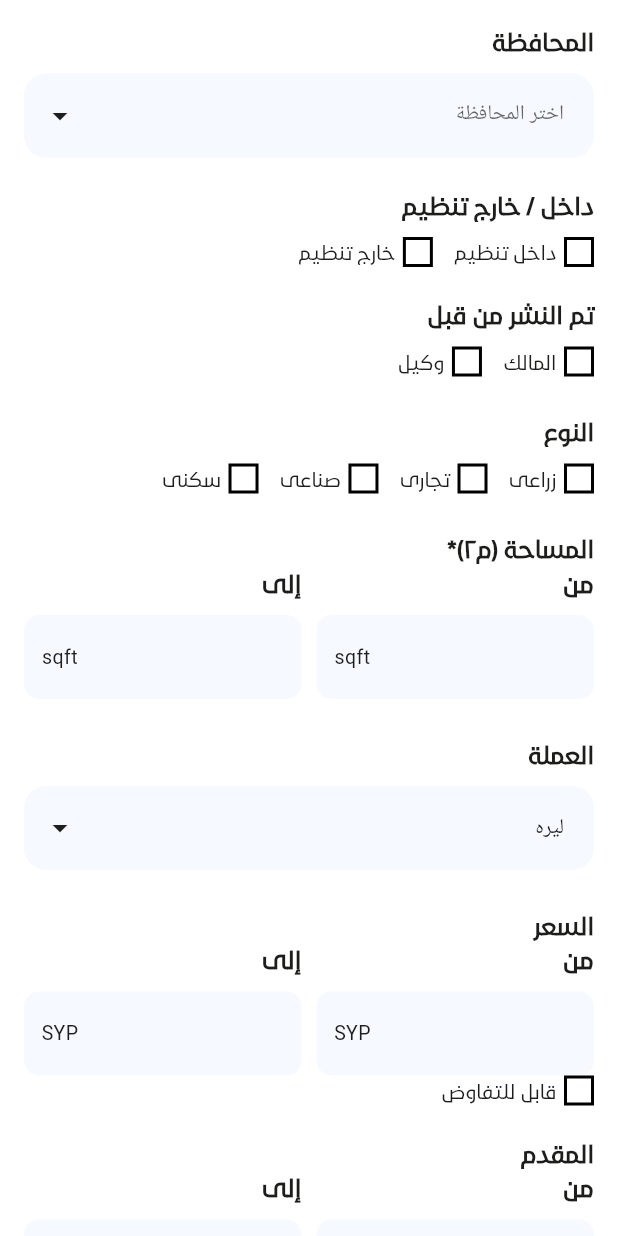
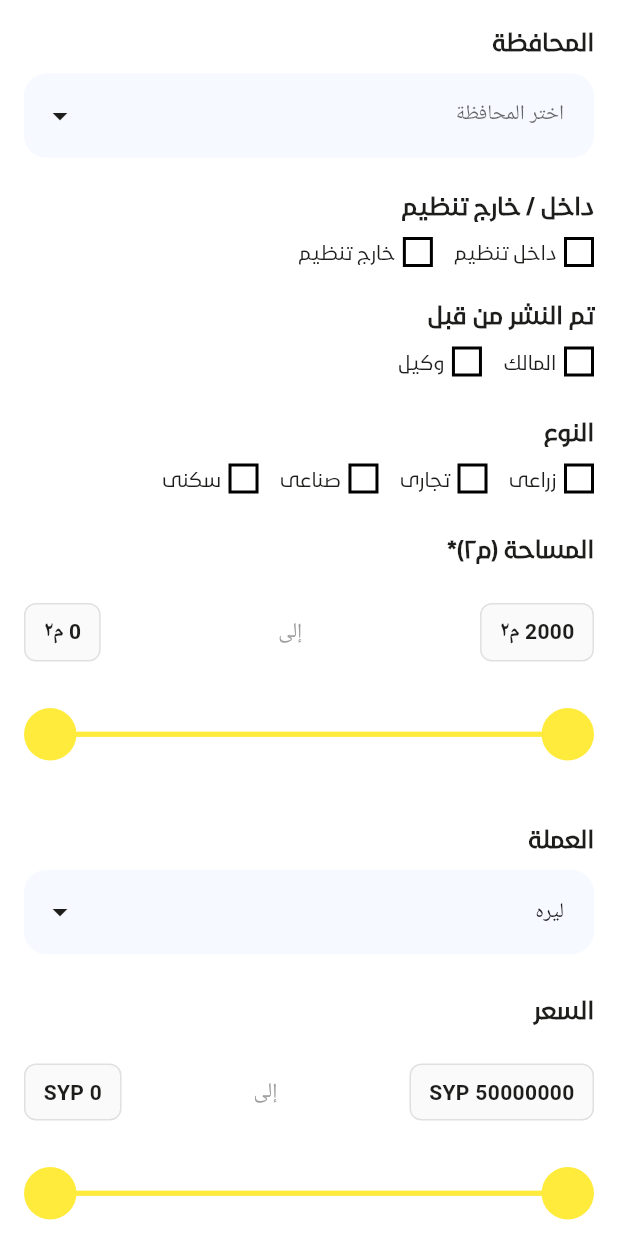
Before and after one commit to Muhamed-Hashesh/albazer-new-main, a Flutter app: the BuildingsAndLandsFiltersForm widget shown alone on an empty page, opened directly, on a phone screen of 412 x 824 dp. Run offline on Flutter 3.47's test engine with Material 3 defaults, Android fonts, the phone set to English and light mode, and no system bars; drawn by our look-alikes of flutter_xlider; our stand-ins replace animated_bottom_navigation_bar, bloc, cached_network_image, carousel_slider, connectivity_plus, dartz and 25 more; missing offline and left inert: day_night_themed_switch; accounts and stored records are empty; network calls fail; project files that could hold a hidden picture were left out.

Commit message:
Update properties filter form to integrate area and price sliders with initialization from filters, enhancing user experience by adjusting maximum values and steps based on currency selection. Implement helper methods for value display and streamline UI components.

```diff
--- a/lib/Features/category/presentation/view/widget/filters/buildings_and_lands_filters_form.dart
+++ b/lib/Features/category/presentation/view/widget/filters/buildings_and_lands_filters_form.dart
@@ -1,10 +1,10 @@
 import 'package:albazar_app/Features/ads/presentation/widgets/check_boxes_section.dart';
 import 'package:albazar_app/Features/ads/presentation/widgets/chip_section.dart';
 import 'package:albazar_app/Features/ads/presentation/widgets/custom_check_box.dart';
-import 'package:albazar_app/Features/ads/presentation/widgets/number_field.dart';
 import 'package:albazar_app/core/utils/constants.dart';
 import 'package:albazar_app/core/widgets/custom_drob_down.dart';
 import 'package:flutter/material.dart';
+import 'package:flutter_xlider/flutter_xlider.dart';
 
 class BuildingsAndLandsFiltersForm extends StatefulWidget {
   final Map<String, dynamic>? filters;
@@ -32,6 +32,14 @@ class BuildingsAndLandsFiltersFormState
       _publishedVia = '',
       _selectedLocation = '';
   bool isChecked = false;
+
+  // Area slider variables
+  double _lowerAreaValue = 0;
+  double _upperAreaValue = 2000; // 2000 sqm max area for lands
+
+  // Price slider variables
+  double _lowerPriceValue = 0;
+  double _upperPriceValue = 50000000; // 50 million max price for lands
 
   final List<String> landTypes = [
     "زراعى",
@@ -88,6 +96,27 @@ class BuildingsAndLandsFiltersFormState
     _priceToController.text = widget.filters?["price[lte]"]?.toString() ?? '';
     _cityController.text = widget.filters?["city"]?.toString() ?? '';
     _currencyController.text = widget.filters?["currency"]?.toString() ?? '';
+
+    // Initialize area slider values from filters
+    if (widget.filters?["area[gte]"] != null) {
+      _lowerAreaValue =
+          (widget.filters!["area[gte]"] as num).toDouble().clamp(0, 2000);
+    }
+    if (widget.filters?["area[lte]"] != null) {
+      _upperAreaValue =
+          (widget.filters!["area[lte]"] as num).toDouble().clamp(0, 2000);
+    }
+
+    // Initialize price slider values from filters
+    if (widget.filters?["price[gte]"] != null) {
+      _lowerPriceValue =
+          (widget.filters!["price[gte]"] as num).toDouble().clamp(0, 50000000);
+    }
+    if (widget.filters?["price[lte]"] != null) {
+      _upperPriceValue =
+          (widget.filters!["price[lte]"] as num).toDouble().clamp(0, 50000000);
+    }
+
     super.initState();
   }
 
@@ -122,6 +151,49 @@ class BuildingsAndLandsFiltersFormState
     _nameController.dispose();
 
     super.dispose();
+  }
+
+  // Helper method to build area display boxes
+  Widget _buildAreaBox(String value) {
+    final formattedValue = double.parse(value).toStringAsFixed(0);
+    return Container(
+      padding: const EdgeInsets.symmetric(horizontal: 12, vertical: 8),
+      decoration: BoxDecoration(
+        border: Border.all(color: Colors.grey.shade300),
+        borderRadius: BorderRadius.circular(8),
+        color: Colors.grey.shade50,
+      ),
+      child: Text(
+        '$formattedValue م٢',
+        style: TextStyle(
+          fontSize: 14,
+          fontWeight: FontWeight.w600,
+          color: Theme.of(context).focusColor,
+        ),
+      ),
+    );
+  }
+
+  // Helper method to build price display boxes
+  Widget _buildPriceBox(String value) {
+    final currency = _dollarOrLeraa == 'دولار' ? 'USD' : 'SYP';
+    final formattedValue = double.parse(value).toStringAsFixed(0);
+    return Container(
+      padding: const EdgeInsets.symmetric(horizontal: 12, vertical: 8),
+      decoration: BoxDecoration(
+        border: Border.all(color: Colors.grey.shade300),
+        borderRadius: BorderRadius.circular(8),
+        color: Colors.grey.shade50,
+      ),
+      child: Text(
+        '$formattedValue $currency',
+        style: TextStyle(
+          fontSize: 14,
+          fontWeight: FontWeight.w600,
+          color: Theme.of(context).focusColor,
+        ),
+      ),
+    );
   }
 
   @override
@@ -214,22 +286,57 @@ class BuildingsAndLandsFiltersFormState
             fontWeight: FontWeight.w700,
           ),
         ),
-        Row(
+        const SizedBox(
+          height: 25,
+        ),
+        Column(
           children: [
-            NumberField(
-              isExpanded: true,
-              controller: _areaFromController,
-              title: 'من',
-              metric: 'sqft',
+            Row(
+              mainAxisAlignment: MainAxisAlignment.spaceBetween,
+              children: [
+                _buildAreaBox(_upperAreaValue.toInt().toString()), // "إلى"
+                const Padding(
+                  padding: EdgeInsets.symmetric(horizontal: 8.0),
+                  child: Text("إلى", style: TextStyle(color: Colors.grey)),
+                ),
+                _buildAreaBox(_lowerAreaValue.toInt().toString()), // "من"
+              ],
             ),
-            const SizedBox(
-              width: 10,
-            ),
-            NumberField(
-              isExpanded: true,
-              controller: _areaToController,
-              title: 'إلى',
-              metric: 'sqft',
+            const SizedBox(height: 16),
+            FlutterSlider(
+              values: [_lowerAreaValue, _upperAreaValue],
+              rangeSlider: true,
+              max: 2000, // Max 2000 sqm for lands
+              min: 0,
+              step: const FlutterSliderStep(step: 10), // 10 sqm steps
+              handler: FlutterSliderHandler(
+                decoration: const BoxDecoration(),
+                child: const CircleAvatar(
+                  radius: 10,
+                  backgroundColor: Colors.yellow,
+                ),
+              ),
+              rightHandler: FlutterSliderHandler(
+                decoration: const BoxDecoration(),
+                child: const CircleAvatar(
+                  radius: 10,
+                  backgroundColor: Colors.yellow,
+                ),
+              ),
+              trackBar: const FlutterSliderTrackBar(
+                activeTrackBar: BoxDecoration(color: Colors.yellow),
+              ),
+              onDragging: (handlerIndex, lowerValue, upperValue) {
+                if (mounted) {
+                  setState(() {
+                    _lowerAreaValue = lowerValue;
+                    _upperAreaValue = upperValue;
+                    // Update text controllers for compatibility with search method
+                    _areaFromController.text = lowerValue.toInt().toString();
+                    _areaToController.text = upperValue.toInt().toString();
+                  });
+                }
+              },
             ),
           ],
         ),
@@ -257,6 +364,26 @@ class BuildingsAndLandsFiltersFormState
               setState(() {
                 _dollarOrLeraa = curruncy!;
                 _currencyController.text = curruncy;
+
+                // Reset price values when currency changes to avoid max value errors
+                if (curruncy == 'دولار') {
+                  // Switch to USD - check if current values exceed USD limits
+                  if (_upperPriceValue > 1000000) {
+                    _upperPriceValue = 1000000;
+                    _priceToController.text = '1000000';
+                  }
+                  if (_lowerPriceValue > 1000000) {
+                    _lowerPriceValue = 0;
+                    _priceFromController.text = '0';
+                  }
+                } else {
+                  // Switch to SYP - set reasonable default values
+                  if (_upperPriceValue > 50000000) {
+                    _upperPriceValue = 50000000;
+                    _priceToController.text = '50000000';
+                  }
+                  // Keep the lower value as is since SYP max is higher
+                }
               });
             }),
         const SizedBox(
@@ -271,22 +398,62 @@ class BuildingsAndLandsFiltersFormState
             fontWeight: FontWeight.w700,
           ),
         ),
-        Row(
+        const SizedBox(
+          height: 25,
+        ),
+        Column(
           children: [
-            NumberField(
-              isExpanded: true,
-              controller: _priceFromController,
-              title: 'من',
-              metric: _dollarOrLeraa == 'دولار' ? "USD" : 'SYP',
+            Row(
+              mainAxisAlignment: MainAxisAlignment.spaceBetween,
+              children: [
+                _buildPriceBox(_upperPriceValue.toInt().toString()), // "إلى"
+                const Padding(
+                  padding: EdgeInsets.symmetric(horizontal: 8.0),
+                  child: Text("إلى", style: TextStyle(color: Colors.grey)),
+                ),
+                _buildPriceBox(_lowerPriceValue.toInt().toString()), // "من"
+              ],
             ),
-            const SizedBox(
-              width: 10,
-            ),
-            NumberField(
-              isExpanded: true,
-              controller: _priceToController,
-              title: 'إلى',
-              metric: _dollarOrLeraa == 'دولار' ? "USD" : 'SYP',
+            const SizedBox(height: 16),
+            FlutterSlider(
+              values: [_lowerPriceValue, _upperPriceValue],
+              rangeSlider: true,
+              max: _dollarOrLeraa == 'دولار'
+                  ? 1000000
+                  : 50000000, // Adjust max based on currency
+              min: 0,
+              step: FlutterSliderStep(
+                  step: _dollarOrLeraa == 'دولار'
+                      ? 1000
+                      : 100000), // Adjust step based on currency
+              handler: FlutterSliderHandler(
+                decoration: const BoxDecoration(),
+                child: const CircleAvatar(
+                  radius: 10,
+                  backgroundColor: Colors.yellow,
+                ),
+              ),
+              rightHandler: FlutterSliderHandler(
+                decoration: const BoxDecoration(),
+                child: const CircleAvatar(
+                  radius: 10,
+                  backgroundColor: Colors.yellow,
+                ),
+              ),
+              trackBar: const FlutterSliderTrackBar(
+                activeTrackBar: BoxDecoration(color: Colors.yellow),
+              ),
+              onDragging: (handlerIndex, lowerValue, upperValue) {
+                if (mounted) {
+                  setState(() {
+                    _lowerPriceValue = lowerValue;
+                    _upperPriceValue = upperValue;
+                    // Update text controllers for compatibility with search method
+                    _priceFromController.text = lowerValue.toInt().toString();
+                    _priceToController.text = upperValue.toInt().toString();
+                  });
+                }
+              },
             ),
           ],
         ),
@@ -305,34 +472,6 @@ class BuildingsAndLandsFiltersFormState
         ),
         const SizedBox(
           height: 20,
-        ),
-        Text(
-          'المقدم',
-          style: TextStyle(
-            color: Theme.of(context).focusColor,
-            fontSize: 16,
-            fontFamily: 'Noor',
-            fontWeight: FontWeight.w700,
-          ),
-        ),
-        Row(
-          children: [
-            NumberField(
-              isExpanded: true,
-              controller: _priceFromController,
-              title: 'من',
-              metric: _dollarOrLeraa == 'دولار' ? "USD" : 'SYP',
-            ),
-            const SizedBox(
-              width: 10,
-            ),
-            NumberField(
-              isExpanded: true,
-              controller: _priceToController,
-              title: 'إلى',
-              metric: _dollarOrLeraa == 'دولار' ? "USD" : 'SYP',
-            ),
-          ],
         ),
         CheckBoxesSection(
             title: 'طريقة الدفع',
```
Also changed, not shown: 4 other files.
